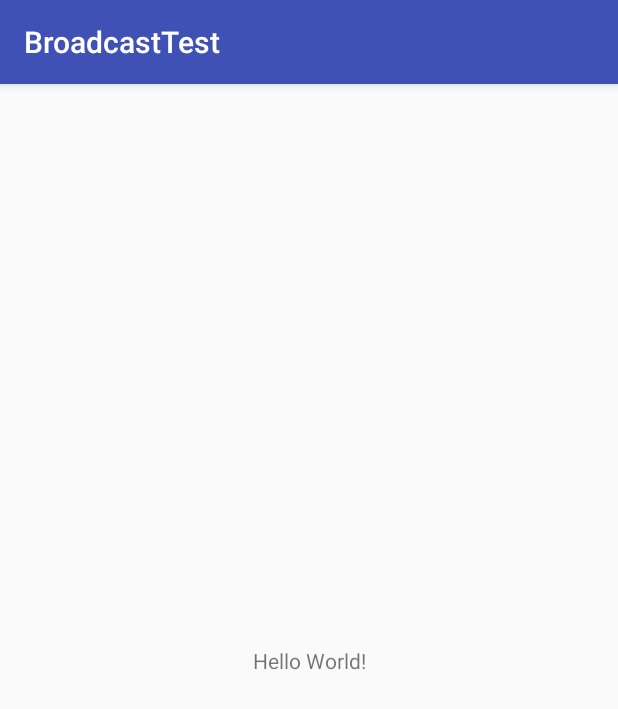
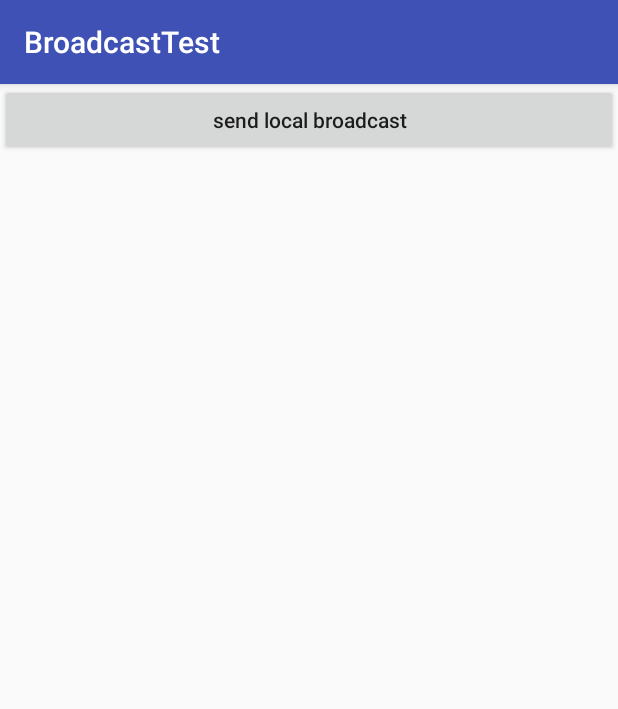
Before and after one commit to ZNnick/androidBroadcastTest, an Android app: the screen it shows after launch (MainActivity before the commit, LocalBroadcast after it), on a phone screen of 412 x 824 dp. Shown: the top 709 px of the screen. Run offline under Robolectric (Android 15) with nearby library versions, the phone set to English and light mode, and no system bars.

Commit message:
final （动态 || 静态 || 本地）

```diff
--- /dev/null
+++ b/app/src/main/java/com/example/asus/broadcasttest/LocalBroadcast.java
@@ -0,0 +1,39 @@
+package com.example.asus.broadcasttest;
+
+import android.content.Intent;
+import android.content.IntentFilter;
+import android.support.v4.content.LocalBroadcastManager;
+import android.support.v7.app.AppCompatActivity;
+import android.os.Bundle;
+import android.view.View;
+import android.widget.Button;
+
+public class LocalBroadcast extends AppCompatActivity {
+    private IntentFilter intentFilter;
+
+    private LocalReceiver localReceiver;
+    private LocalBroadcastManager localBroadcastManager;
+
+
+    @Override
+    protected void onCreate(Bundle savedInstanceState) {
+        super.onCreate(savedInstanceState);
+        setContentView(R.layout.activity_local_broadcast);
+        localBroadcastManager=LocalBroadcastManager.getInstance(this);
+        Button button=(Button) findViewById(R.id.button);
+        button.setOnClickListener(new View.OnClickListener() {
+            @Override
+            public void onClick(View v) {
+                Intent intent=new Intent("com.example.broadcasttest.LOCAL_BROADCAST");
+                localBroadcastManager.sendBroadcast(intent);
+
+            }
+        });
+        intentFilter=new IntentFilter();
+        intentFilter.addAction("com.example.broadcasttest.LOCAL_BROADCAST");
+        localReceiver=new LocalReceiver();
+        localBroadcastManager.registerReceiver(localReceiver,intentFilter);
+
+
+    }
+}
--- /dev/null
+++ b/app/src/main/java/com/example/asus/broadcasttest/LocalReceiver.java
@@ -0,0 +1,17 @@
+package com.example.asus.broadcasttest;
+
+import android.content.BroadcastReceiver;
+import android.content.Context;
+import android.content.Intent;
+import android.widget.Toast;
+
+/**
+ * Created by ASUS on 2018/3/26.
+ */
+
+class LocalReceiver extends BroadcastReceiver{
+    @Override
+    public void onReceive(Context context, Intent intent) {
+        Toast.makeText(context,"local Broadcast",Toast.LENGTH_SHORT).show();
+    }
+}
--- /dev/null
+++ b/app/src/main/res/layout/activity_local_broadcast.xml
@@ -0,0 +1,15 @@
+<?xml version="1.0" encoding="utf-8"?>
+<android.support.constraint.ConstraintLayout xmlns:android="http://schemas.android.com/apk/res/android"
+    xmlns:app="http://schemas.android.com/apk/res-auto"
+    xmlns:tools="http://schemas.android.com/tools"
+    android:layout_width="match_parent"
+    android:layout_height="match_parent"
+    tools:context="com.example.asus.broadcasttest.LocalBroadcast">
+    <Button
+        android:layout_width="match_parent"
+        android:layout_height="wrap_content"
+        android:id="@+id/button"
+        android:text="send local broadcast"
+        android:textAllCaps="false"/>
+
+</android.support.constraint.ConstraintLayout>
```
Also changed, not shown: app/src/main/AndroidManifest.xml (+16 -0 lines), app/src/main/java/com/example/asus/broadcasttest/BootCompleteReceiver.java (added, +14 -0 lines), app/src/main/java/com/example/asus/broadcasttest/MainActivity.java (+24 -1 lines), 1 other file.
